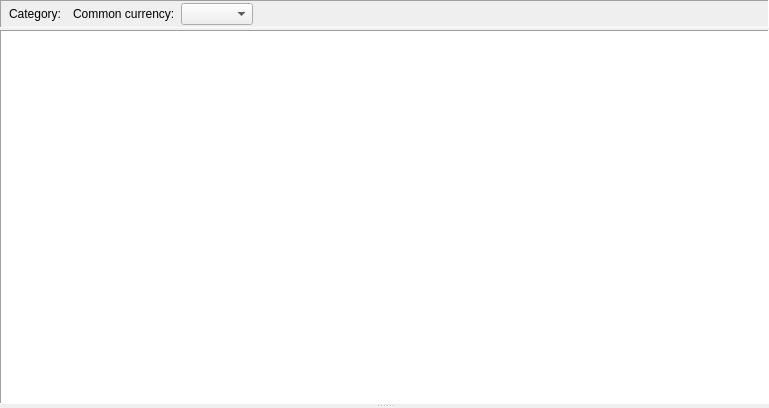
First picture: the form in jal/ui/reports/category_report.ui, repository titov-vv/jal, before the edit.
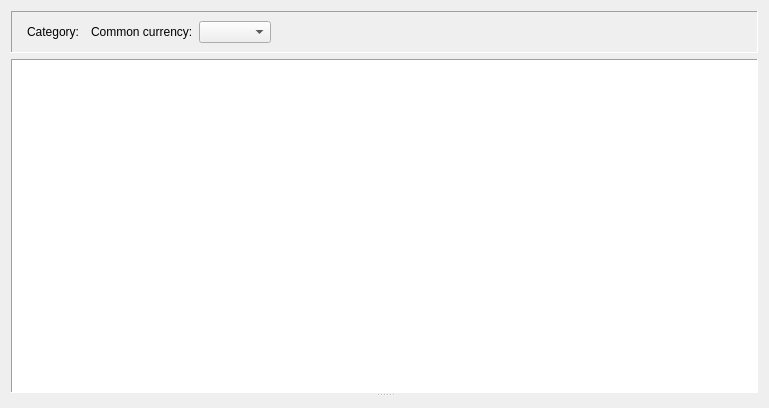
Second picture: the form after the edit. Custom widgets are drawn as their Qt base class.

Commit message: Restore of native Qt spacing layout spacing for better compatibility. Tab order and label buddies we set for forms.

```diff
--- a/jal/ui/reports/category_report.ui
+++ b/jal/ui/reports/category_report.ui
@@ -14,21 +14,6 @@
    <string>Report by category</string>
   </property>
   <layout class="QVBoxLayout" name="verticalLayout">
-   <property name="spacing">
-    <number>2</number>
-   </property>
-   <property name="leftMargin">
-    <number>0</number>
-   </property>
-   <property name="topMargin">
-    <number>0</number>
-   </property>
-   <property name="rightMargin">
-    <number>0</number>
-   </property>
-   <property name="bottomMargin">
-    <number>0</number>
-   </property>
    <item>
     <widget class="QFrame" name="ReportParamsFrame">
      <property name="frameShape">
@@ -38,22 +23,7 @@
       <enum>QFrame::Shadow::Sunken</enum>
      </property>
      <layout class="QGridLayout" name="gridLayout">
-      <property name="leftMargin">
-       <number>2</number>
-      </property>
-      <property name="topMargin">
-       <number>2</number>
-      </property>
-      <property name="rightMargin">
-       <number>2</number>
-      </property>
-      <property name="bottomMargin">
-       <number>2</number>
-      </property>
-      <property name="spacing">
-       <number>6</number>
-      </property>
-      <item row="0" column="5">
+      <item row="0" column="7">
        <spacer name="ReportFrameSpacer">
         <property name="orientation">
          <enum>Qt::Orientation::Horizontal</enum>
@@ -66,14 +36,17 @@
         </property>
        </spacer>
       </item>
-      <item row="0" column="2">
+      <item row="0" column="3">
        <widget class="ReferenceSelectorWidget" name="ReportCategoryEdit"/>
       </item>
-      <item row="0" column="1">
+      <item row="0" column="2">
        <widget class="QLabel" name="ReportCategoryLbl">
         <property name="text">
          <string>Category:</string>
         </property>
+        <property name="buddy">
+         <cstring>ReportCategoryEdit</cstring>
+        </property>
        </widget>
       </item>
       <item row="0" column="0">
@@ -83,16 +56,51 @@
         </property>
        </widget>
       </item>
-      <item row="0" column="3">
+      <item row="0" column="5">
        <widget class="QLabel" name="TotalCurrencyLbl">
         <property name="text">
          <string>Common currency:</string>
         </property>
+        <property name="buddy">
+         <cstring>TotalCurrencyCombo</cstring>
+        </property>
        </widget>
       </item>
-      <item row="0" column="4">
+      <item row="0" column="6">
        <widget class="CurrencyComboBox" name="TotalCurrencyCombo"/>
       </item>
+      <item row="0" column="1">
+       <spacer name="categoryGroupSpacer">
+        <property name="orientation">
+         <enum>Qt::Orientation::Horizontal</enum>
+        </property>
+        <property name="sizeType">
+         <enum>QSizePolicy::Fixed</enum>
+        </property>
+        <property name="sizeHint" stdset="0">
+         <size>
+          <width>0</width>
+          <height>20</height>
+         </size>
+        </property>
+       </spacer>
+      </item>
+      <item row="0" column="4">
+       <spacer name="currencyGroupSpacer">
+        <property name="orientation">
+         <enum>Qt::Orientation::Horizontal</enum>
+        </property>
+        <property name="sizeType">
+         <enum>QSizePolicy::Fixed</enum>
+        </property>
+        <property name="sizeHint" stdset="0">
+         <size>
+          <width>0</width>
+          <height>20</height>
+         </size>
+        </property>
+       </spacer>
+      </item>
      </layout>
     </widget>
    </item>
```
Left out of the diff: 7 changed lines with no effect on the pictures. The commit also changes 82 other files.
